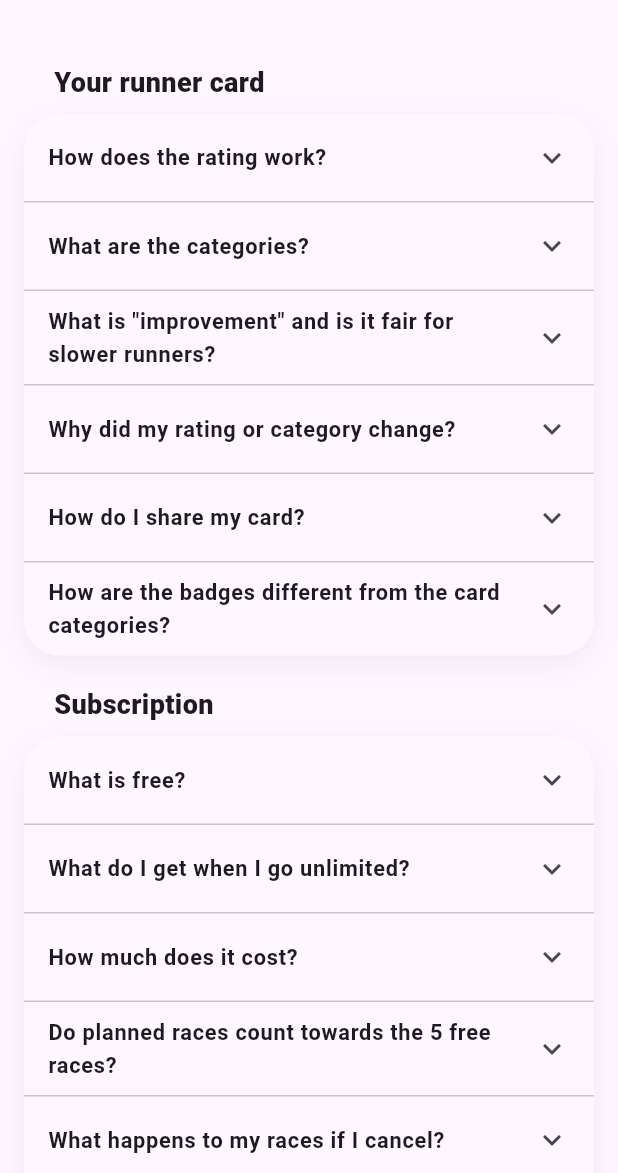
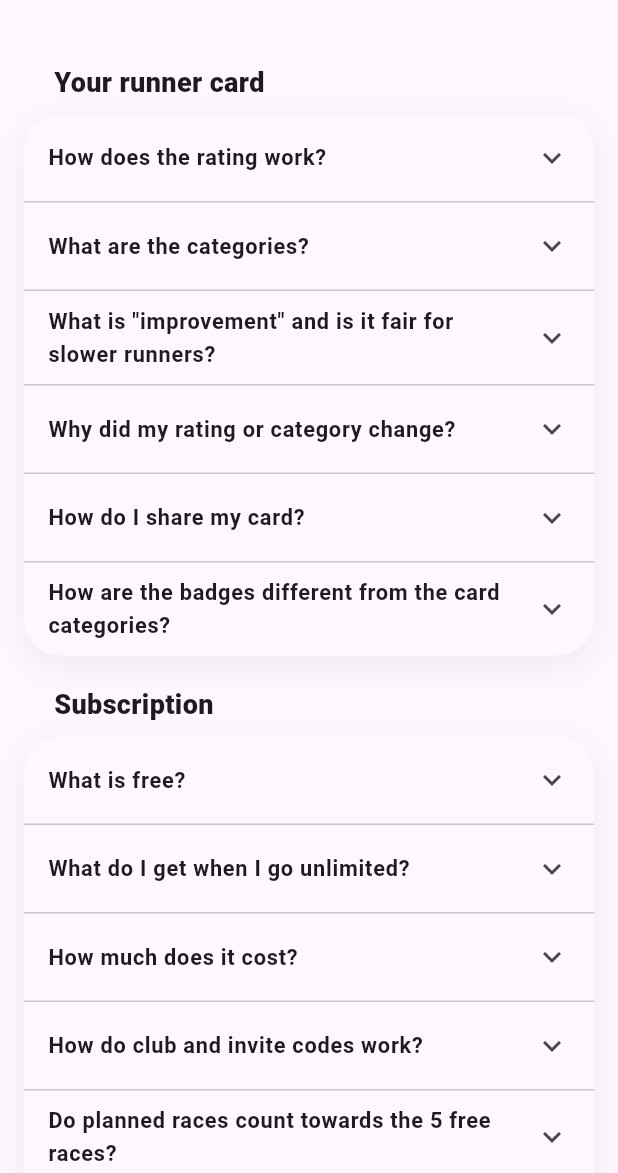
Before and after one commit to jpsmith594-builder/RunnersJourney, a Flutter app: the FaqScreen screen opened directly, on a phone screen of 412 x 824 dp, the part 63-1236 px from its top. Run offline on Flutter 3.47's test engine with Material 3 defaults, Android fonts, the phone set to English and light mode, and no system bars; our stand-ins replace flutter_map, image_picker, latlong2, sentry_flutter, share_plus, shared_preferences and 1 more; missing offline and left inert: maplibre_gl, purchases_flutter; accounts and stored records are empty.

Commit message:
FAQ and website: explain club/friend codes are first year only
Co-Authored-By: Claude Sonnet 5.5 <noreply@anthropic.com>
Claude-Session: https://claude.ai/code/session_01PDyqJjHb4fFA6qNThxSnif

```diff
--- a/lib/features/help/faq_screen.dart
+++ b/lib/features/help/faq_screen.dart
@@ -69,6 +69,12 @@ const faqSections = <FaqSection>[
             'it is about \$3 a month or \$29 a year. The exact price for your '
             'country is shown on the Go unlimited screen, and the yearly plan '
             'saves about 15%.'),
+    FaqItem('How do club and invite codes work?',
+        'A club code gives 15% off your first year of the yearly plan, and a '
+            'friend\'s invite code gives 10%. Use only one, and only when you '
+            'first subscribe. The discount is for the first year only. After '
+            'that the subscription renews at the normal price. Enter the code '
+            'on the Go unlimited screen.'),
     FaqItem('Do planned races count towards the 5 free races?',
         'No. Only finished races count. You can plan as many races as you '
             'like.'),
```
Also changed, not shown: 1 other file.
